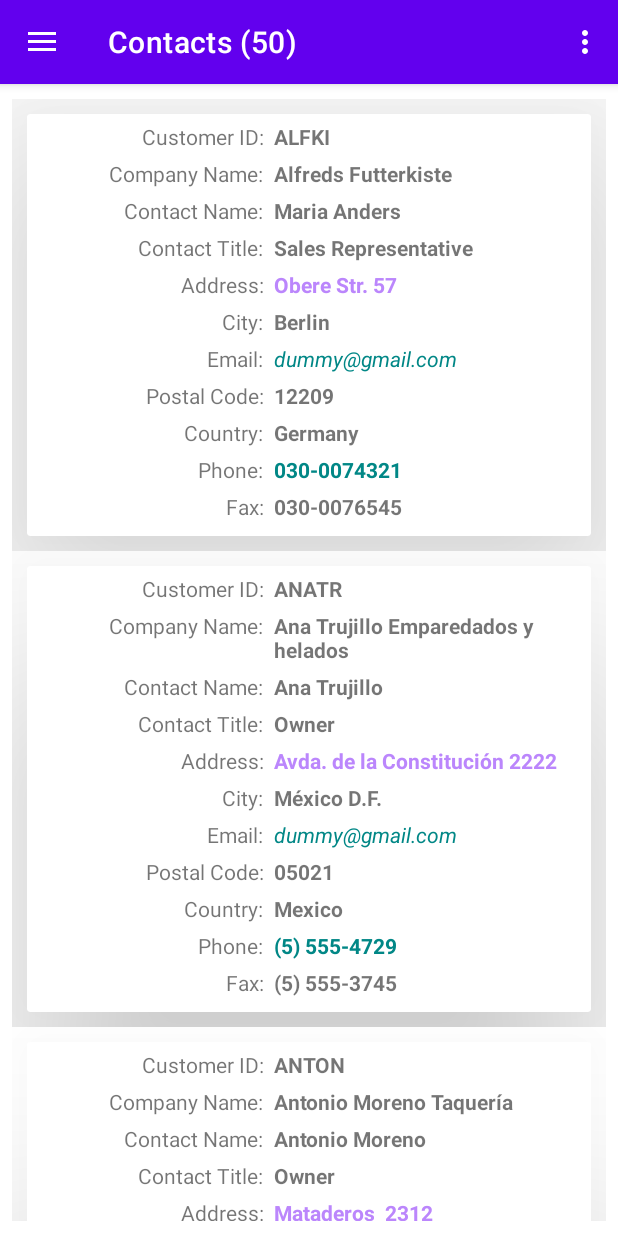
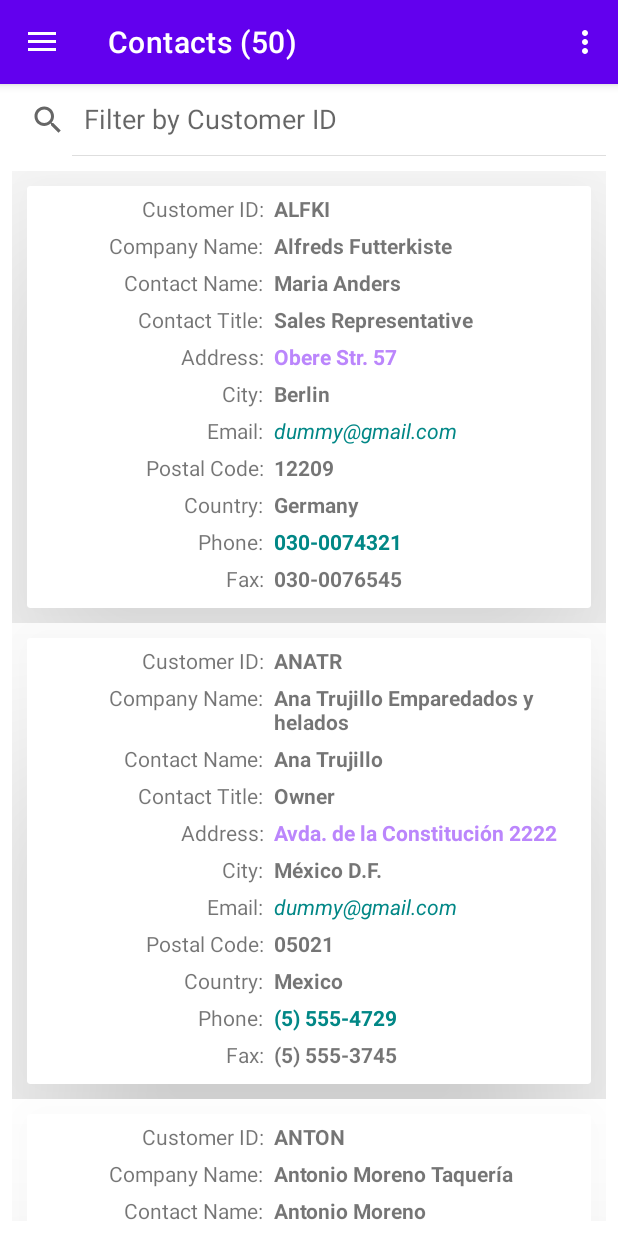
Before and after one commit to Kosmatka96/BasicAddressBook, an Android app: the screen it shows after launch (MainActivity), in the options menu, after a tap on "Import All Contacts", on a phone screen of 412 x 824 dp. Run offline under Robolectric (Android 15) with nearby library versions, the phone set to English and light mode, and no system bars; our stand-ins replace navigation-ui.

Commit message:
Added SearchView
Was looking over things, forgot to add searchView functionality. Filtered by current sorting preference, shows in searchView hint.

```diff
--- a/app/build.gradle
+++ b/app/build.gradle
@@ -48,6 +48,7 @@ dependencies {
     implementation "androidx.fragment:fragment-ktx:1.5.4"
     implementation 'com.google.code.gson:gson:2.9.1'
     implementation 'androidx.recyclerview:recyclerview:1.2.1'
+    implementation 'com.android.car.ui:car-ui-lib:2.3.0'
     testImplementation 'junit:junit:4.13.2'
     androidTestImplementation 'androidx.test.ext:junit:1.1.3'
     androidTestImplementation 'androidx.test.espresso:espresso-core:3.4.0'
--- a/app/src/main/java/com/example/basicAddressBook/database/ContactListTable.kt
+++ b/app/src/main/java/com/example/basicAddressBook/database/ContactListTable.kt
@@ -4,6 +4,7 @@ import android.content.ContentValues
 import android.content.Context
 import android.database.Cursor
 import android.database.DatabaseUtils
+import android.provider.ContactsContract.Data
 import android.util.Log
 import com.example.basicAddressBook.model.Contact
 
@@ -100,6 +101,37 @@ class ContactListTable(context: Context) : AbstractTable(context) {
         return null
     }
 
+    fun getFilteredContacts(_where: String?, sortBy: String?): List<Contact>? {
+        var where = _where
+
+        // build orderBy and where clause based on passed sorting
+        var orderBy: String? = null
+        if (!sortBy.isNullOrBlank()) {
+            // use sort category to build where clause
+            // do before converting sort category into orderBy clause
+            if (where != null && where.isNotEmpty()) {
+                where += "%";
+                where = "$sortBy LIKE ${DatabaseUtils.sqlEscapeString(where)}"
+            }
+
+            // use sortBy to build orderBy clause
+            orderBy = "$sortBy ASC"
+        }
+        else {
+            // cannot filter without a filterable category set
+            where = null
+        }
+
+        // get filtered data based on where clause from our database
+        val cursor =  getCursorFromDatabase(where, orderBy)
+        if (cursor != null && cursor.moveToFirst()) {
+            val listAsObjects = getCursorListAsObjects(cursor)
+            cursor.close()
+            return listAsObjects
+        }
+        return null
+    }
+
     fun addListOfContacts(newListOfContacts: List<Contact>?) {
         // add the list of incoming Contact objects to the database
         if ((newListOfContacts != null) && newListOfContacts.isNotEmpty()) {
--- a/app/src/main/java/com/example/basicAddressBook/ui/contactList/ContactListFragment.kt
+++ b/app/src/main/java/com/example/basicAddressBook/ui/contactList/ContactListFragment.kt
@@ -1,18 +1,23 @@
 package com.example.basicAddressBook.ui.contactList
 
 import android.Manifest.permission.CALL_PHONE
+import android.app.Activity
 import android.app.Dialog
+import android.content.Context
 import android.content.Intent
 import android.content.pm.PackageManager
 import android.net.Uri
 import android.os.Bundle
 import android.util.Log
 import android.view.*
+import android.view.inputmethod.InputMethodManager
 import android.widget.Button
+import android.widget.SearchView
 import android.widget.TextView
 import androidx.appcompat.app.ActionBar
 import androidx.appcompat.app.AppCompatActivity
 import androidx.core.app.ActivityCompat
+import androidx.core.content.ContextCompat.getSystemService
 import androidx.core.os.bundleOf
 import androidx.core.view.MenuHost
 import androidx.core.view.MenuProvider
@@ -39,9 +44,12 @@ class ContactListFragment : Fragment(), MenuProvider {
     }
 
     private val contactViewModel: ContactListViewModel by viewModels()
+    private var toolBar: ActionBar? = null
     private lateinit var contactTable: ContactListTable
     private lateinit var prefs: PrefHelper
+    private lateinit var searchView: SearchView
 
+    // menu sort options
     private lateinit var menuItemImportXML: MenuItem
     private lateinit var menuItemImportJSON: MenuItem
     private lateinit var menuItemSortCustomerId: MenuItem
@@ -56,7 +64,6 @@ class ContactListFragment : Fragment(), MenuProvider {
     private lateinit var menuItemSortPhone: MenuItem
     private lateinit var menuItemSortFax: MenuItem
 
-    private var toolBar: ActionBar? = null
     private var _binding: FragmentContactListBinding? = null
     private val binding get() = _binding!!
 
@@ -96,6 +103,20 @@ class ContactListFragment : Fragment(), MenuProvider {
         contactRecyclerView.layoutManager = LinearLayoutManager(requireContext())
         contactRecyclerView.adapter = contactAdapter
 
+        // bind searchView and setup to sort when input detected, based off current sorting preference
+        searchView = binding.contactListSearch
+        searchView.setOnQueryTextListener(object : SearchView.OnQueryTextListener {
+            override fun onQueryTextSubmit(query: String?): Boolean {
+                filterContactList(query)
+                return false
+            }
+
+            override fun onQueryTextChange(newText: String?): Boolean {
+                filterContactList(newText)
+                return false
+            }
+        })
+
 
         contactViewModelProvider.contactListData.observe(viewLifecycleOwner) {
             contactAdapter.setNewList(it)
@@ -119,6 +140,18 @@ class ContactListFragment : Fragment(), MenuProvider {
 
 
         return root
+    }
+
+    private fun filterContactList(where: String?) {
+        // refresh list with updated contacts in database
+        val filteredList: List<Contact>? = contactTable.getFilteredContacts(where, prefs.loadString(PrefHelper.KEY_PREFERRED_SORTING_METHOD))
+        contactViewModel.refreshListWithDatabase(filteredList)
+    }
+
+    private fun refreshContactList() {
+        // refresh list with updated contacts in database
+        val updatedList: List<Contact>? = contactTable.getAllContacts(prefs.loadString(PrefHelper.KEY_PREFERRED_SORTING_METHOD))
+        contactViewModel.refreshListWithDatabase(updatedList)
     }
 
     private fun clickedContactCard(contact: Contact) {
@@ -156,6 +189,8 @@ class ContactListFragment : Fragment(), MenuProvider {
         dialog.show()
 
         /*
+        // This turned out to be extra stuff.... wanted to make fancy multiple selection operations...
+
         // toggle selected attribute, which will show as a darkened background on card
         if(contact.selected == 0) contact.selected = 1
         else contact.selected = 0
@@ -243,15 +278,19 @@ class ContactListFragment : Fragment(), MenuProvider {
         refreshContactList()
     }
 
-    private fun refreshContactList() {
-        // refresh list with updated contacts in database
-        val updatedList: List<Contact>? = contactTable.getAllContacts(prefs.loadString(PrefHelper.KEY_PREFERRED_SORTING_METHOD))
-        contactViewModel.refreshListWithDatabase(updatedList)
+    private fun Context.hideKeyboard(view: View) {
+        val inputMethodManager = getSystemService(Activity.INPUT_METHOD_SERVICE) as InputMethodManager
+        inputMethodManager.hideSoftInputFromWindow(view.windowToken, 0)
     }
 
     override fun onMenuItemSelected(item: MenuItem): Boolean = when(item.itemId) {
 
         // Contact sorting options
+        R.id.menu_action_contact_list_sort -> {
+            view?.let { activity?.hideKeyboard(it) }
+            true
+        }
+
         R.id.menu_sort_customer_id -> {
             prefs.save(PrefHelper.KEY_PREFERRED_SORTING_METHOD, ContactListTable.CUSTOMER_ID_COL)
             updateCheckedSortingMenuItems()
@@ -378,17 +417,54 @@ class ContactListFragment : Fragment(), MenuProvider {
         menuItemSortFax.isChecked = false
 
         // using shared preferences, update the checked sorting option to match saved preference
-        if (isSortingSetAs(ContactListTable.CUSTOMER_ID_COL)) menuItemSortCustomerId.isChecked = true
-        else if (isSortingSetAs(ContactListTable.COMPANY_NAME_COL)) menuItemSortCompanyName.isChecked = true
-        else if (isSortingSetAs(ContactListTable.CONTACT_NAME_COL)) menuItemSortContactName.isChecked = true
-        else if (isSortingSetAs(ContactListTable.ADDRESS_COL)) menuItemSortAddress.isChecked = true
-        else if (isSortingSetAs(ContactListTable.CONTACT_TITLE_COL)) menuItemSortContactTitle.isChecked = true
-        else if (isSortingSetAs(ContactListTable.CITY_COL)) menuItemSortCity.isChecked = true
-        else if (isSortingSetAs(ContactListTable.EMAIL_COL)) menuItemSortEmail.isChecked = true
-        else if (isSortingSetAs(ContactListTable.POSTAL_CODE_COL)) menuItemSortPostalCode.isChecked = true
-        else if (isSortingSetAs(ContactListTable.COUNTRY_COL)) menuItemSortCountry.isChecked = true
-        else if (isSortingSetAs(ContactListTable.PHONE_COL)) menuItemSortPhone.isChecked = true
-        else if (isSortingSetAs(ContactListTable.FAX_COL)) menuItemSortFax.isChecked = true
+        // update hint in search, to show show user what they are filtering by
+        if (isSortingSetAs(ContactListTable.CUSTOMER_ID_COL)) {
+            menuItemSortCustomerId.isChecked = true
+            searchView.queryHint = getString(R.string.filter_customer_id)
+        }
+        else if (isSortingSetAs(ContactListTable.COMPANY_NAME_COL)) {
+            menuItemSortCompanyName.isChecked = true
+            searchView.queryHint = getString(R.string.filter_company_name)
+        }
+        else if (isSortingSetAs(ContactListTable.CONTACT_NAME_COL)) {
+            menuItemSortContactName.isChecked = true
+            searchView.queryHint = getString(R.string.filter_contact_name)
+        }
+        else if (isSortingSetAs(ContactListTable.ADDRESS_COL)) {
+            menuItemSortAddress.isChecked = true
+            searchView.queryHint = getString(R.string.filter_address)
+        }
+        else if (isSortingSetAs(ContactListTable.CONTACT_TITLE_COL)) {
+            menuItemSortContactTitle.isChecked = true
+            searchView.queryHint = getString(R.string.filter_contact_title)
+        }
+        else if (isSortingSetAs(ContactListTable.CITY_COL)) {
+            menuItemSortCity.isChecked = true
+            searchView.queryHint = getString(R.string.filter_city)
+        }
+        else if (isSortingSetAs(ContactListTable.EMAIL_COL)) {
+            menuItemSortEmail.isChecked = true
+            searchView.queryHint = getString(R.string.filter_email)
+        }
+        else if (isSortingSetAs(ContactListTable.POSTAL_CODE_COL)) {
+            menuItemSortPostalCode.isChecked = true
+            searchView.queryHint = getString(R.string.filter_postal_code)
+        }
+        else if (isSortingSetAs(ContactListTable.COUNTRY_COL)) {
+            menuItemSortCountry.isChecked = true
+            searchView.queryHint = getString(R.string.filter_country)
+        }
+        else if (isSortingSetAs(ContactListTable.PHONE_COL)) {
+            menuItemSortPhone.isChecked = true
+            searchView.queryHint = getString(R.string.filter_phone)
+        }
+        else if (isSortingSetAs(ContactListTable.FAX_COL)) {
+            menuItemSortFax.isChecked = true
+            searchView.queryHint = getString(R.string.filter_fax)
+        }
+
+        // clear out entered filter
+        searchView.setQuery("", true)
 
         refreshContactList()
     }
--- a/app/src/main/res/layout/fragment_contact_list.xml
+++ b/app/src/main/res/layout/fragment_contact_list.xml
@@ -7,7 +7,17 @@
     android:layout_height="match_parent"
     tools:context=".ui.contactList.ContactListFragment" >
 
+    <LinearLayout
+        android:orientation="vertical"
+        android:layout_width="match_parent"
+        android:layout_height="match_parent" >
 
+        <SearchView
+            android:iconifiedByDefault="false"
+            android:id="@+id/contact_list_search"
+            android:layout_alignParentTop="true"
+            android:layout_width="match_parent"
+            android:layout_height="wrap_content" />
 
         <RelativeLayout
             android:layout_marginLeft="8dp"
@@ -37,5 +47,7 @@
 
         </RelativeLayout>
 
+    </LinearLayout>
+
 
 </androidx.constraintlayout.widget.ConstraintLayout>
--- a/app/src/main/res/values/strings.xml
+++ b/app/src/main/res/values/strings.xml
@@ -33,6 +33,18 @@
     <string name="menu_sort_phone">Sort by Phone</string>
     <string name="menu_sort_fax">Sort by Fax</string>
 
+    <string name="filter_customer_id">Filter by Customer ID</string>
+    <string name="filter_company_name">Filter by Company Name</string>
+    <string name="filter_contact_name">Filter by Contact Name</string>
+    <string name="filter_contact_title">Filter by Contact Title</string>
+    <string name="filter_address">Filter by Address</string>
+    <string name="filter_city">Filter by City</string>
+    <string name="filter_email">Filter by Email</string>
+    <string name="filter_postal_code">Filter by Postal Code</string>
+    <string name="filter_country">Filter by Country</string>
+    <string name="filter_phone">Filter by Phone</string>
+    <string name="filter_fax">Filter by Fax</string>
+
     <string name="dialogue_contact_ask">Please choose an option for this Contact</string>
     <string name="dialogue_contact_selected">Contact Selected: %s</string>
 
```
Lines whose indentation alone changed are shown as unchanged.
